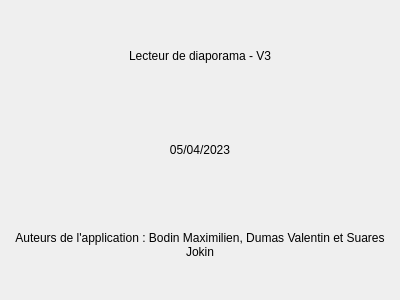
This is V6_MVP/pageapropos.ui in Feror-BotMaker/SAE201-Diaporama as Qt 5 draws it before an edit. The edited form follows.
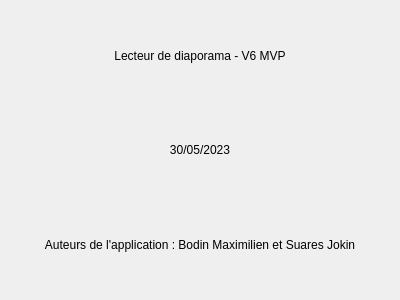
This is the edited form.

The edit to the form file:
```diff
--- a/V6_MVP/pageapropos.ui
+++ b/V6_MVP/pageapropos.ui
@@ -23,7 +23,7 @@
    <item>
     <widget class="QLabel" name="numVersion">
      <property name="text">
-      <string>Lecteur de diaporama - V3</string>
+      <string>Lecteur de diaporama - V6 MVP</string>
      </property>
      <property name="alignment">
       <set>Qt::AlignCenter</set>
@@ -33,7 +33,7 @@
    <item>
     <widget class="QLabel" name="dateCreation">
      <property name="text">
-      <string>05/04/2023</string>
+      <string>30/05/2023</string>
      </property>
      <property name="alignment">
       <set>Qt::AlignCenter</set>
@@ -43,7 +43,7 @@
    <item>
     <widget class="QLabel" name="auteurs">
      <property name="text">
-      <string>Auteurs de l'application : Bodin Maximilien, Dumas Valentin et Suares Jokin</string>
+      <string>Auteurs de l'application : Bodin Maximilien et Suares Jokin</string>
      </property>
      <property name="alignment">
       <set>Qt::AlignCenter</set>
```
